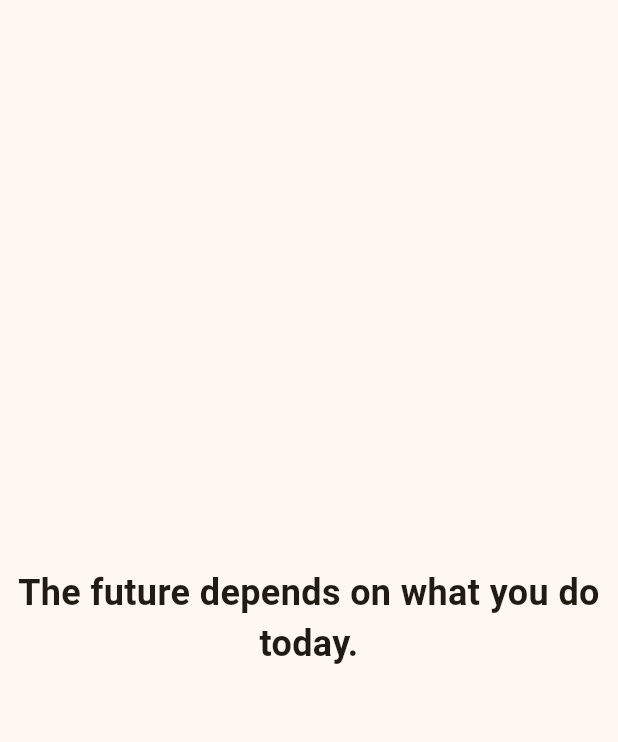
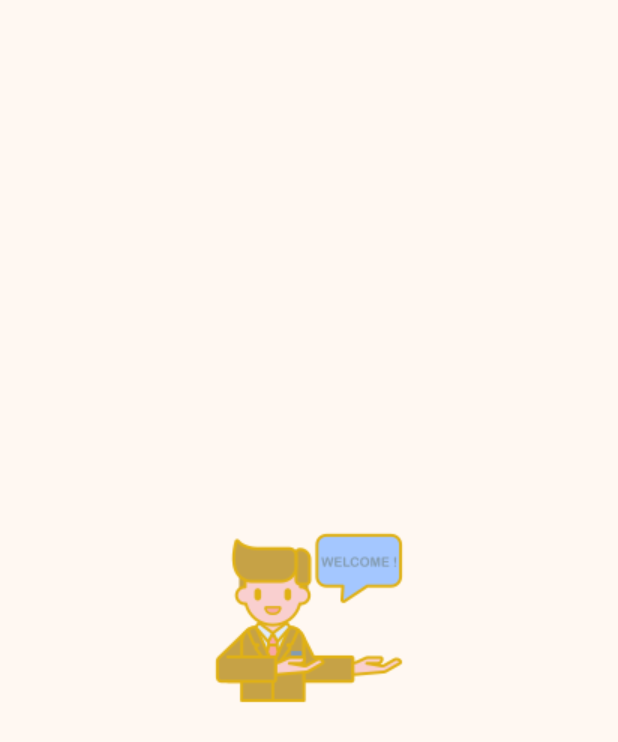
Before and after one commit to Lodhakhushi/api_project, a Flutter app: the Splash_Page screen opened directly, on a phone screen of 412 x 824 dp. Shown: the top 742 px of the screen. Run offline on Flutter 3.47's test engine with Material 3 defaults, Android fonts, the phone set to English and light mode, and no system bars; our stand-ins replace cloud_firestore, firebase_auth, firebase_core, lottie, shared_preferences; accounts and stored records are empty.

Commit message:
Updated code

```diff
--- a/lib/presentation/screen/splash_page/splash_screen.dart
+++ b/lib/presentation/screen/splash_page/splash_screen.dart
@@ -57,16 +57,16 @@ class _Splash_PageState extends State<Splash_Page> {
   @override
   Widget build(BuildContext context) {
     return Scaffold(
+      //backgroundColor: const Color.fromRGBO(212, 201, 186, 1),
       body: Center(
         child: Column(
           mainAxisAlignment: MainAxisAlignment.center,
           children: [
+            Center(child: Image.asset('assets/images/splash_page.png'))
+            // ImageIcon(AssetImage('assets/images/splash_page.png'),size: 250,color: Colors.white,)
             //CircleAvatar(foregroundImage: AssetImage('assets/logo/app_logo.png'),radius: 50.0,),
-            Text(
-              "The future depends on what you do today.",
-              style: TextStyle(fontSize: 24, fontWeight: FontWeight.bold),
-              textAlign: TextAlign.center,
-            ),
+
+
 
           ],
         ),
--- a/pubspec.yaml
+++ b/pubspec.yaml
@@ -82,6 +82,7 @@ flutter:
     - assets/icons/mobile_otp.png
     - assets/logo/app_logo.png
     - assets/images/nodata-found.jpg
+    - assets/images/splash_page.png
 
   #   - images/a_dot_ham.jpeg
 
```
Also changed, not shown: assets/images/splash_page.png (added), 2 other files.
